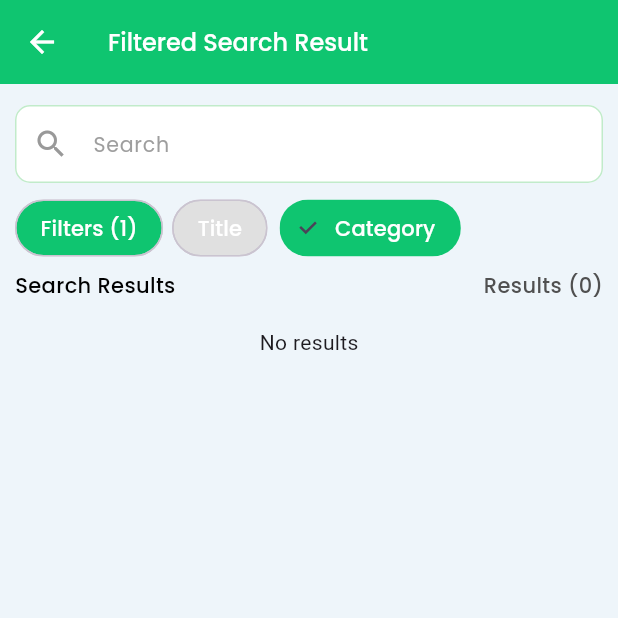
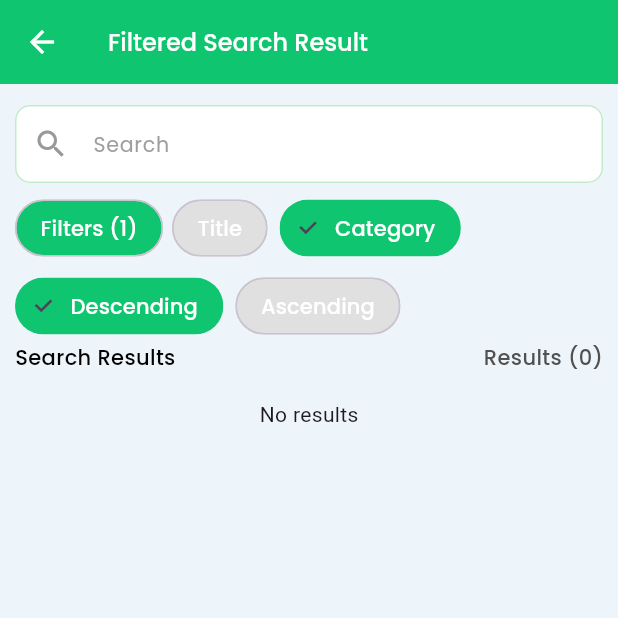
Before and after one commit to mimoriam/farmers_hub, a Flutter app: the FilteredResultsScreen screen opened directly, after a tap on "Category", on a phone screen of 412 x 824 dp, the top half of it. Run offline on Flutter 3.47's test engine with Material 3 defaults, Android fonts, the phone set to English and light mode, and no system bars; drawn by our look-alikes of flutter_form_builder; our stand-ins replace another_flutter_splash_screen, carousel_slider, cloud_firestore, dio, dotted_border, dropdown_button2 and 18 more; missing offline and left inert: dio_smart_retry, sign_button, tap_debouncer; accounts and stored records are empty; project files that could hold a hidden picture were left out.

Commit message:
sorting in search

```diff
--- a/lib/screens/filtered_results/filtered_results_screen.dart
+++ b/lib/screens/filtered_results/filtered_results_screen.dart
@@ -20,7 +20,14 @@ class FilteredResultsScreen extends StatefulWidget {
 
   SearchOption selectedSearchOption;
 
-  FilteredResultsScreen({super.key, this.searchQuery = "", this.selectedSearchOption = SearchOption.title});
+  SortOption selectedSortOption;
+
+  FilteredResultsScreen({
+    super.key,
+    this.searchQuery = "",
+    this.selectedSearchOption = SearchOption.title,
+    this.selectedSortOption = SortOption.descending,
+  });
 
   @override
   State<FilteredResultsScreen> createState() => _FilteredResultsScreenState();
@@ -61,16 +68,24 @@ class _FilteredResultsScreenState extends State<FilteredResultsScreen> {
       _hasSearched = true;
     });
 
-    print(query);
-
     var results;
 
     if (widget.selectedSearchOption == SearchOption.title) {
-      results = await firebaseService.searchPosts(query);
+      results = await firebaseService.searchPosts(
+        query,
+        descending: widget.selectedSortOption == SortOption.descending,
+      );
     } else if (widget.selectedSearchOption == SearchOption.category) {
-      results = await firebaseService.searchPosts(query, isCategorySearch: true);
+      results = await firebaseService.searchPosts(
+        query,
+        isCategorySearch: true,
+        descending: widget.selectedSortOption == SortOption.descending,
+      );
     } else if (widget.selectedSearchOption == SearchOption.village) {
-      results = await firebaseService.searchPostsByCity(query);
+      results = await firebaseService.searchPostsByCity(
+        query,
+        descending: widget.selectedSortOption == SortOption.descending,
+      );
     }
 
     if (mounted) {
@@ -497,7 +512,6 @@ class _FilteredResultsScreenState extends State<FilteredResultsScreen> {
                   //       style: TextStyle(color: Colors.red.shade700, fontWeight: FontWeight.w500),
                   //     ),
                   //   ),
-
                   Padding(
                     padding: const EdgeInsets.only(left: 10, right: 10, bottom: 6, top: 14),
                     child: FormBuilderTextField(
@@ -559,22 +573,88 @@ class _FilteredResultsScreenState extends State<FilteredResultsScreen> {
 
                         SizedBox(width: 6),
 
+                        Row(
+                          children: [
+                            FilterChip(
+                              onSelected: (bool selected) {
+                                if (selected) {
+                                  setState(() {
+                                    widget.selectedSearchOption = SearchOption.title;
+                                    widget.searchQuery = "";
+                                    _formKey.currentState?.patchValue({"search": ""});
+                                  });
+                                }
+                              },
+                              shape: RoundedRectangleBorder(
+                                borderRadius: BorderRadius.all(Radius.circular(20)),
+                              ),
+                              selected: widget.selectedSearchOption == SearchOption.title,
+                              selectedColor: onboardingColor,
+                              backgroundColor: Colors.grey[300],
+                              label: Text(
+                                "Title",
+                                style: GoogleFonts.poppins(
+                                  fontSize: 14,
+                                  fontWeight: FontWeight.w500,
+                                  color: Colors.white,
+                                ),
+                              ),
+                            ),
+
+                            SizedBox(width: 8),
+
+                            FilterChip(
+                              onSelected: (bool selected) {
+                                if (selected) {
+                                  setState(() {
+                                    widget.selectedSearchOption = SearchOption.category;
+                                    widget.searchQuery = "";
+                                    // _formKey.currentState?.reset();
+                                    _formKey.currentState?.patchValue({"search": ""});
+                                  });
+                                }
+                              },
+                              shape: RoundedRectangleBorder(
+                                borderRadius: BorderRadius.all(Radius.circular(20)),
+                              ),
+                              selected: widget.selectedSearchOption == SearchOption.category,
+                              selectedColor: onboardingColor,
+                              backgroundColor: Colors.grey[300],
+                              label: Text(
+                                "Category",
+                                style: GoogleFonts.poppins(
+                                  fontSize: 14,
+                                  fontWeight: FontWeight.w500,
+                                  color: Colors.white,
+                                ),
+                              ),
+                            ),
+                          ],
+                        ),
+                      ],
+                    ),
+                  ),
+
+                  Padding(
+                    padding: const EdgeInsets.only(left: 10, right: 10),
+                    child: Row(
+                      children: [
                         FilterChip(
                           onSelected: (bool selected) {
                             if (selected) {
                               setState(() {
-                                widget.selectedSearchOption = SearchOption.title;
+                                widget.selectedSortOption = SortOption.descending;
                                 widget.searchQuery = "";
                                 _formKey.currentState?.patchValue({"search": ""});
                               });
                             }
                           },
                           shape: RoundedRectangleBorder(borderRadius: BorderRadius.all(Radius.circular(20))),
-                          selected: widget.selectedSearchOption == SearchOption.title,
+                          selected: widget.selectedSortOption == SortOption.descending,
                           selectedColor: onboardingColor,
                           backgroundColor: Colors.grey[300],
                           label: Text(
-                            "Title",
+                            "Descending",
                             style: GoogleFonts.poppins(
                               fontSize: 14,
                               fontWeight: FontWeight.w500,
@@ -589,7 +669,7 @@ class _FilteredResultsScreenState extends State<FilteredResultsScreen> {
                           onSelected: (bool selected) {
                             if (selected) {
                               setState(() {
-                                widget.selectedSearchOption = SearchOption.category;
+                                widget.selectedSortOption = SortOption.ascending;
                                 widget.searchQuery = "";
                                 // _formKey.currentState?.reset();
                                 _formKey.currentState?.patchValue({"search": ""});
@@ -597,11 +677,11 @@ class _FilteredResultsScreenState extends State<FilteredResultsScreen> {
                             }
                           },
                           shape: RoundedRectangleBorder(borderRadius: BorderRadius.all(Radius.circular(20))),
-                          selected: widget.selectedSearchOption == SearchOption.category,
+                          selected: widget.selectedSortOption == SortOption.ascending,
                           selectedColor: onboardingColor,
                           backgroundColor: Colors.grey[300],
                           label: Text(
-                            "Category",
+                            "Ascending",
                             style: GoogleFonts.poppins(
                               fontSize: 14,
                               fontWeight: FontWeight.w500,
@@ -753,13 +833,13 @@ class _ProductCardState extends State<ProductCard> {
                       bottomLeft: Radius.circular(12.0),
                       bottomRight: Radius.circular(12.0),
                     ),
+
                     // child: Image.asset(
                     //   "images/backgrounds/cow_2.png",
                     //   height: 120,
                     //   width: double.infinity,
                     //   fit: BoxFit.cover,
                     // ),
-
                     child: Image.network(
                       imageUrls.first,
                       height: 120,
--- a/lib/services/firebase_service.dart
+++ b/lib/services/firebase_service.dart
@@ -290,7 +290,6 @@ class FirebaseService {
     if (currentUser == null) return;
 
     try {
-
       // final userDoc = await _firestore.collection(userCollection).doc(currentUser!.uid).get();
       // final existingData = userDoc.data();
       // final oldImageUrl = existingData?['profileImage'];
@@ -549,7 +548,11 @@ class FirebaseService {
     }
   }
 
-  Future<List<QueryDocumentSnapshot>> searchPosts(String query, {bool isCategorySearch = false}) async {
+  Future<List<QueryDocumentSnapshot>> searchPosts(
+    String query, {
+    bool isCategorySearch = false,
+    bool descending = true,
+  }) async {
     try {
       if (query.isEmpty) {
         return [];
@@ -563,12 +566,14 @@ class FirebaseService {
             await _firestore
                 .collection(postCollection)
                 .where('searchCategoryKeywords', arrayContains: lowerCaseQuery)
+                .orderBy('createdAt', descending: descending)
                 .get();
       } else {
         querySnapshot =
             await _firestore
                 .collection(postCollection)
                 .where('searchTitleKeywords', arrayContains: lowerCaseQuery)
+                .orderBy('createdAt', descending: descending)
                 .get();
       }
 
@@ -579,7 +584,7 @@ class FirebaseService {
     }
   }
 
-  Future<List<QueryDocumentSnapshot>> searchPostsByCity(String query) async {
+  Future<List<QueryDocumentSnapshot>> searchPostsByCity(String query, {bool descending = true}) async {
     try {
       if (query.isEmpty) {
         return [];
@@ -589,7 +594,11 @@ class FirebaseService {
       QuerySnapshot querySnapshot;
 
       querySnapshot =
-          await _firestore.collection(postCollection).where('location.city', isEqualTo: query).get();
+          await _firestore
+              .collection(postCollection)
+              .where('location.city', isEqualTo: query)
+              .orderBy('createdAt', descending: descending)
+              .get();
 
       return querySnapshot.docs;
     } catch (e) {
```
